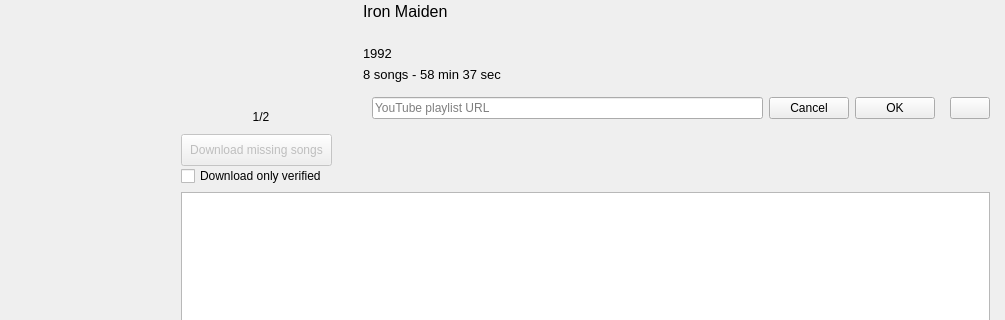
Docheinstein/music-dragon, file res/ui/mainwindow.ui: the form before one commit; both pictures show x 0 to 1005 and y 122 to 442 of the 1005 by 693 pixel window.
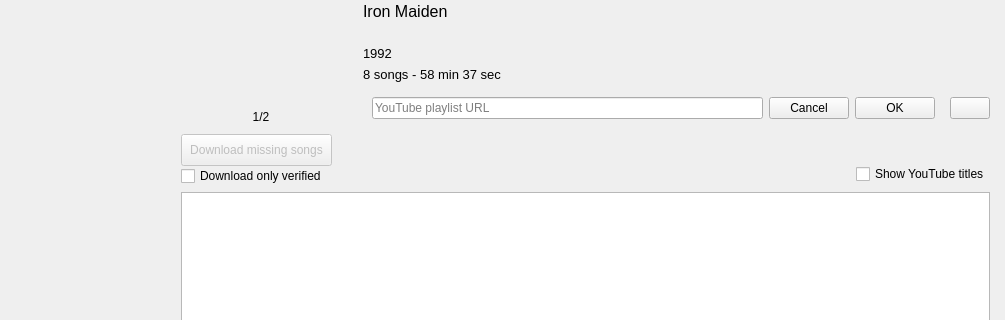
The form after the commit. The open tabs and pages were chosen to show the change. Icons and pictures are not drawn. Custom widgets are drawn as their Qt base class.

Commit message: Optionally show youtube titles; Implement Unknown Artist/Unknown Album

The edit to the form file:
```diff
--- a/res/ui/mainwindow.ui
+++ b/res/ui/mainwindow.ui
@@ -471,7 +471,7 @@
            </layout>
           </widget>
           <widget class="QWidget" name="albumPage">
-           <layout class="QVBoxLayout" name="verticalLayout_26">
+           <layout class="QVBoxLayout" name="verticalLayout_27">
             <item>
              <layout class="QHBoxLayout" name="horizontalLayout_3">
               <item>
@@ -736,7 +736,7 @@
              </layout>
             </item>
             <item>
-             <layout class="QHBoxLayout" name="horizontalLayout_2">
+             <layout class="QHBoxLayout" name="horizontalLayout_20">
               <item>
                <layout class="QVBoxLayout" name="verticalLayout_10">
                 <property name="spacing">
@@ -794,6 +794,10 @@
                </spacer>
               </item>
               <item>
+               <layout class="QVBoxLayout" name="verticalLayout_26">
+                <item>
+                 <layout class="QHBoxLayout" name="horizontalLayout_2">
+                  <item>
                <widget class="QLabel" name="albumDownloadStatus">
                 <property name="text">
                  <string/>
@@ -825,6 +829,17 @@
                  <bool>true</bool>
                 </property>
                </widget>
+                  </item>
+                 </layout>
+                </item>
+                <item>
+                 <widget class="QCheckBox" name="showYouTubeTitlesCheck">
+                  <property name="text">
+                   <string>Show YouTube titles</string>
+                  </property>
+                 </widget>
+                </item>
+               </layout>
               </item>
              </layout>
             </item>
```
Left out of the diff: 2 changed lines with no effect on the pictures. Lines whose indentation alone changed are shown as unchanged. The commit also changes 8 other files.
